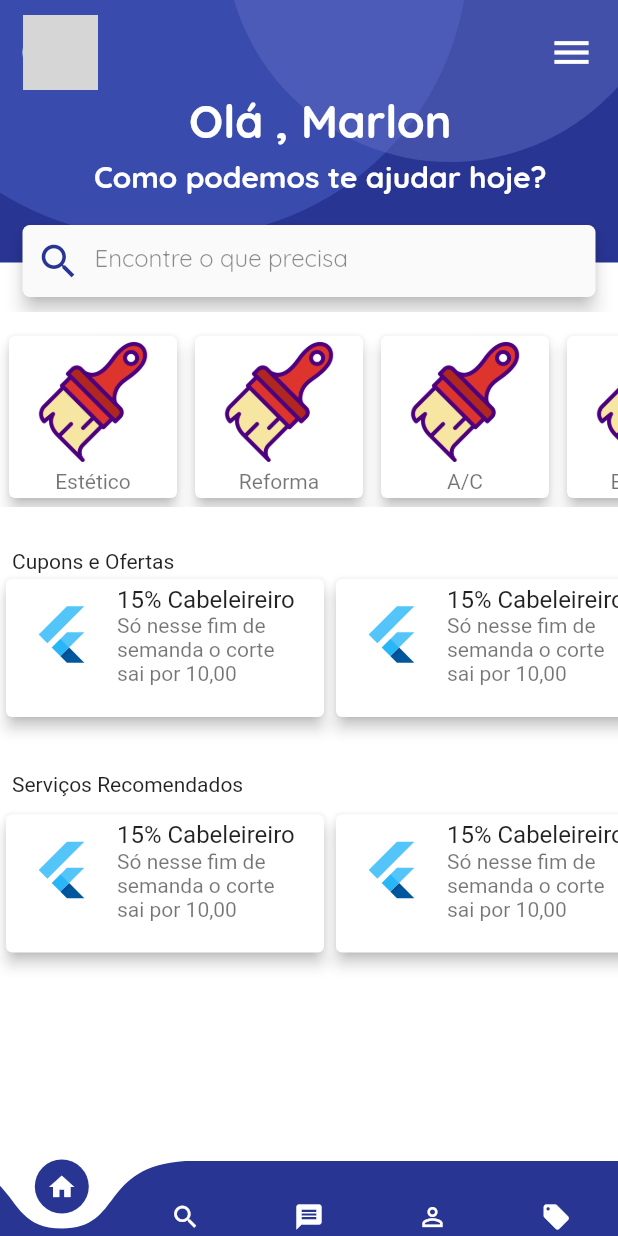
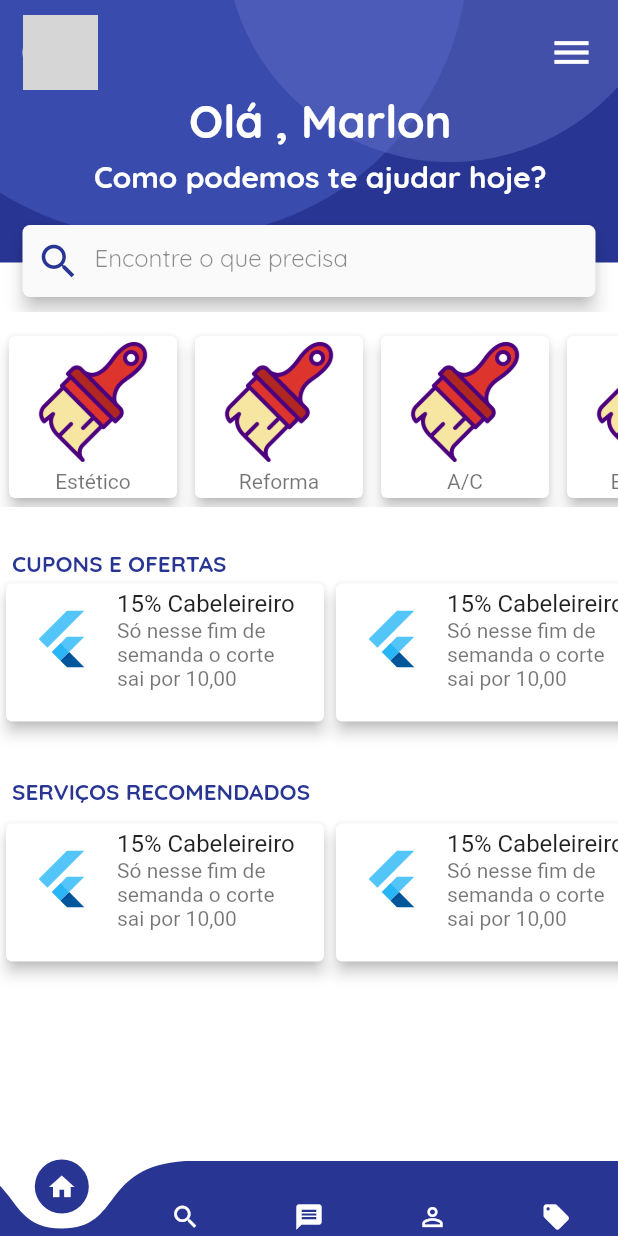
Before and after one commit to Marlon-Paulo-da-Silva/Aplicativo-de-Servi-os, a Flutter app: the screen it shows after launch, on a phone screen of 412 x 824 dp. Run offline on Flutter 3.47's test engine with Material 2 defaults, Android fonts, the phone set to English and light mode, and no system bars; drawn by our look-alikes of curved_navigation_bar; grey boxes are pictures that could not be loaded.

Commit message:
alterações no text da home

```diff
--- a/lib/pages/pageHome.dart
+++ b/lib/pages/pageHome.dart
@@ -148,8 +148,13 @@ class PageHome extends StatelessWidget {
               Padding(
                 padding: const EdgeInsets.only(left: 8.0, top: 8.0),
                 child: Text(
-                  'Cupons e Ofertas',
-                  style: TextStyle(),
+                  'CUPONS E OFERTAS',
+                  style: TextStyle(
+                    fontWeight: FontWeight.bold,
+                    fontSize: 15.0,
+                    fontFamily: 'Quicksand',
+                    color: Colors.indigo[800],
+                  ),
                 ),
               ),
               Stack(
@@ -162,7 +167,15 @@ class PageHome extends StatelessWidget {
               ),
               Padding(
                 padding: const EdgeInsets.all(8.0),
-                child: Text('Serviços Recomendados'),
+                child: Text(
+                  'SERVIÇOS RECOMENDADOS',
+                  style: TextStyle(
+                    fontWeight: FontWeight.bold,
+                    fontSize: 15.0,
+                    fontFamily: 'Quicksand',
+                    color: Colors.indigo[800],
+                  ),
+                ),
               ),
               Stack(
                 children: <Widget>[
```
